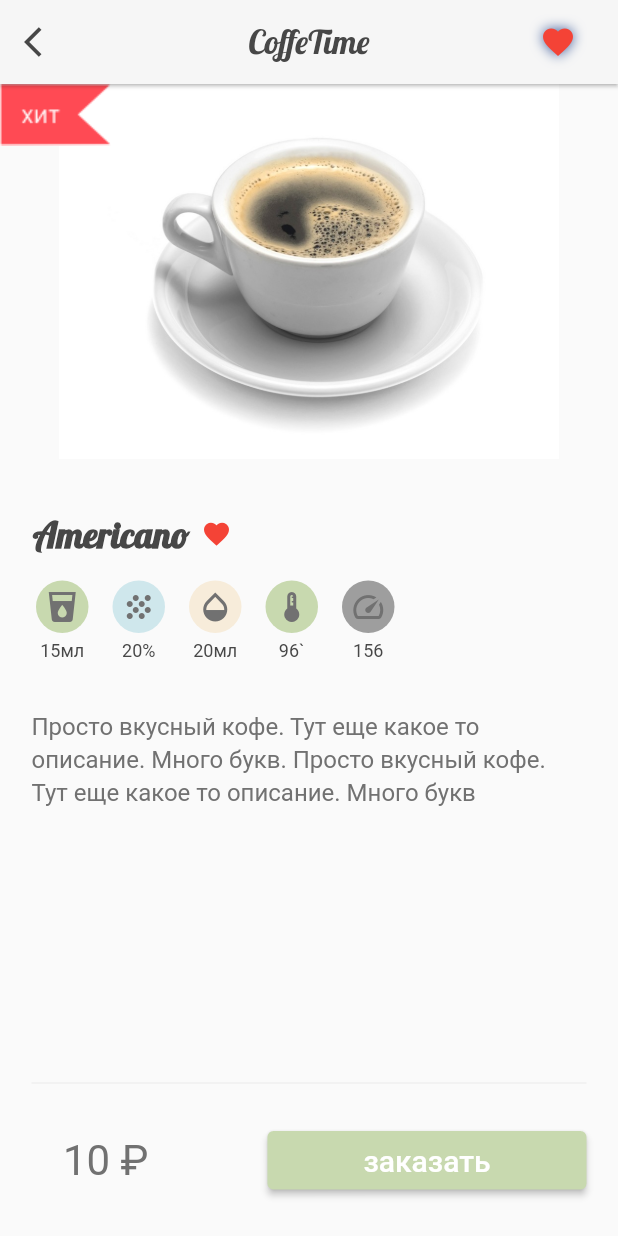
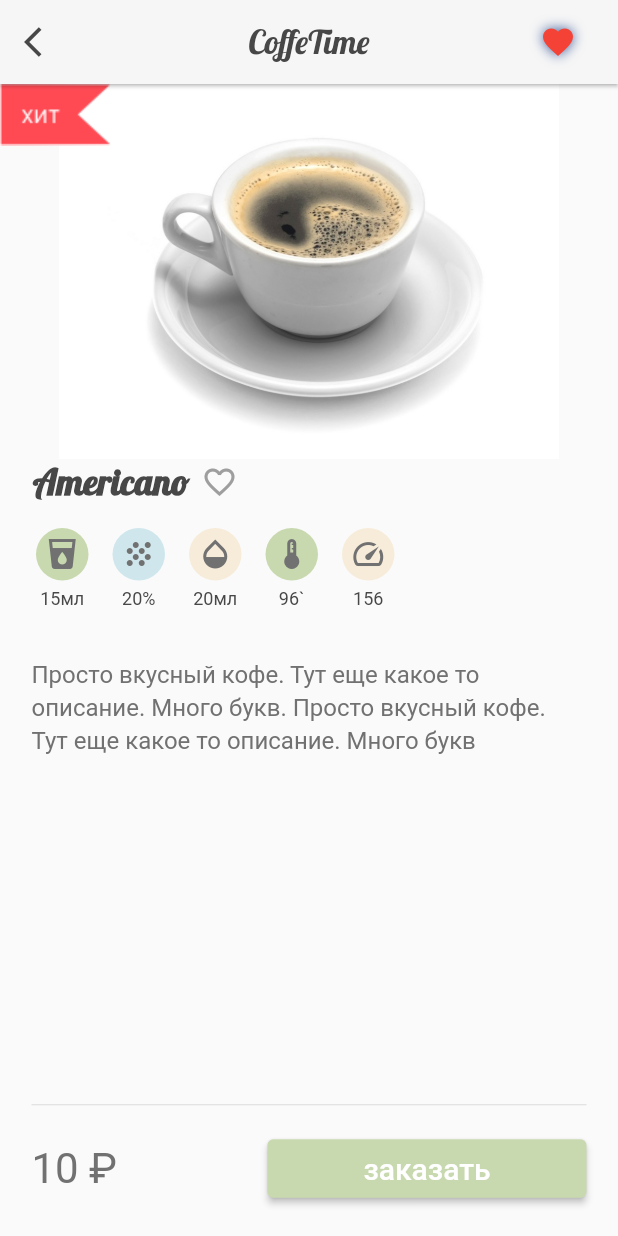
Before and after one commit to nicktrandasir/coffe-time-flutter, a Flutter app: the CafetariaDetail widget shown alone on an empty page, opened directly with sample values from the repository, after a tap on "Americano", on a phone screen of 412 x 824 dp. Run offline on Flutter 3.47's test engine with Material 2 defaults, Android fonts, the phone set to English and light mode, and no system bars; our stand-ins replace google_maps_flutter; Roboto replaces fonts that are missing (SF-UI-Text-Light.otf, SF-UI-Text-Regular.otf); project files that could hold a hidden picture were left out.

Commit message:
CF11 - Refactor drink composition

```diff
--- /dev/null
+++ b/lib/components/drinkComposition.dart
@@ -0,0 +1,45 @@
+import 'package:coffe_flutter/common/colors.dart';
+import 'package:flutter/material.dart';
+
+class DrinkComposition extends StatelessWidget {
+  final String volume;
+  final Icon icon;
+  final Color bg;
+
+  const DrinkComposition(
+      {Key? key, required this.volume, required this.icon, required this.bg})
+      : super(key: key);
+
+  @override
+  Widget build(BuildContext context) {
+    return Center(
+      child: Column(
+        children: [
+          Material(
+            shape: const CircleBorder(),
+            color: bg,
+            child: InkWell(
+              splashColor: Colors.transparent,
+              // Splash color
+              onTap: () {},
+              child: SizedBox(
+                width: 35,
+                height: 35,
+                child: icon,
+              ),
+            ),
+          ),
+          const Padding(padding: EdgeInsets.only(top: 5)),
+          Text(
+            volume,
+            style: const TextStyle(
+                fontSize: 12,
+                color: MyColors.darkGray,
+                fontWeight: FontWeight.normal,
+                fontFamily: 'SF-UI-Text-Light.otf'),
+          ),
+        ],
+      ),
+    );
+  }
+}
--- a/lib/components/switch.dart
+++ b/lib/components/switch.dart
@@ -9,14 +9,17 @@ class CustomSwitch extends StatefulWidget {
 }
 
 class _SwitchState extends State<CustomSwitch> {
-  bool light0 = true;
+  bool light0 = false;
   bool light1 = true;
 
   final MaterialStateProperty<Icon?> thumbIcon =
       MaterialStateProperty.resolveWith<Icon?>(
     (Set<MaterialState> states) {
       if (states.contains(MaterialState.selected)) {
-        return const Icon(Icons.favorite, color: MyColors.red,);
+        return const Icon(
+          Icons.favorite,
+          color: MyColors.red,
+        );
       }
       return const Icon(Icons.favorite_outline);
     },
@@ -30,10 +33,8 @@ class _SwitchState extends State<CustomSwitch> {
           thumbIcon: thumbIcon,
           activeColor: MyColors.white,
           activeTrackColor: MyColors.white,
-          //activeThumbImage: AssetImage('assets/icons/icon_swich_active.png'),
           inactiveTrackColor: MyColors.white,
-          value: light1,
-
+          value: light0,
           onChanged: (bool value) {
             setState(() {
               light0 = value;
--- a/lib/pages/cafetariaDetail.dart
+++ b/lib/pages/cafetariaDetail.dart
@@ -9,7 +9,7 @@ import 'package:flutter/material.dart';
 class CafetariaDetail extends StatelessWidget {
   final Cafetaria item;
 
-  CafetariaDetail({super.key, required this.item});
+  const CafetariaDetail({super.key, required this.item});
 
   @override
   Widget build(BuildContext context) {
--- a/lib/pages/drinkDetail.dart
+++ b/lib/pages/drinkDetail.dart
@@ -1,5 +1,6 @@
 import 'package:coffe_flutter/common/colors.dart';
 import 'package:coffe_flutter/common/mocks/drinks.dart';
+import 'package:coffe_flutter/components/drinkComposition.dart';
 import 'package:coffe_flutter/components/layouts/mainLayout.dart';
 import 'package:flutter/material.dart';
 
@@ -18,7 +19,7 @@ class DrinkDetailScreen extends StatelessWidget {
         mainAxisAlignment: MainAxisAlignment.spaceBetween,
         children: [
           Column(
-            crossAxisAlignment: CrossAxisAlignment.center,
+            mainAxisAlignment: MainAxisAlignment.spaceBetween,
             children: [
               Container(
                 height: 250,
@@ -32,11 +33,15 @@ class DrinkDetailScreen extends StatelessWidget {
                       left: 0,
                       child: Image(
                         image: AssetImage('assets/images/hit.png'),
-                        )),
+                      ),
+                    ),
                   ],
                 ),
               ),
-              const Padding(padding: EdgeInsets.only(bottom: 35)),
+              Column(
+                mainAxisAlignment: MainAxisAlignment.spaceBetween,
+                crossAxisAlignment: CrossAxisAlignment.center,
+                children: [
                   Row(
                     crossAxisAlignment: CrossAxisAlignment.center,
                     children: [
@@ -52,162 +57,59 @@ class DrinkDetailScreen extends StatelessWidget {
                       ),
                       const Padding(padding: EdgeInsets.only(left: 8)),
                       const Icon(
-                    Icons.favorite,
-                    color: MyColors.red,
-                    size: 20,
+                        Icons.favorite_border,
+                        color: MyColors.gray,
+                        size: 24,
                       )
                     ],
                   ),
                   const Padding(padding: EdgeInsets.only(bottom: 16)),
                   Column(
+                    mainAxisAlignment: MainAxisAlignment.spaceBetween,
                     children: [
                       Row(
                         children: [
-                      const Padding(padding: EdgeInsets.only(left: 24)),
-                      Column(
+                          const SizedBox(width: 24),
+                          Wrap(
+                            spacing: 16,
                             children: [
-                          Material(
-                            shape: const CircleBorder(),
-                            color: MyColors.greenLight,
-                            child: InkWell(
-                              splashColor: Colors.transparent, // Splash color
-                              onTap: () {},
-                              child: const SizedBox(
-                                  width: 35,
-                                  height: 35,
-                                  child: Icon(
+                              DrinkComposition(
+                                  volume: product.milkVolume,
+                                  icon: const Icon(
                                     Icons.local_drink,
                                     color: MyColors.lightGray,
-                                  )),
                                   ),
-                          ),
-                          const Padding(padding: EdgeInsets.only(top: 5)),
-                          Text(
-                            product.milkVolume,
-                            style: const TextStyle(
-                                fontSize: 12,
-                                color: MyColors.darkGray,
-                                fontWeight: FontWeight.normal,
-                                fontFamily: 'SF-UI-Text-Light.otf'),
-                          ),
-                        ],
-                      ),
-                      const Padding(padding: EdgeInsets.only(left: 16)),
-                      Column(
-                        children: [
-                          Material(
-                            shape: const CircleBorder(),
-                            color: MyColors.blueLight,
-                            child: InkWell(
-                              splashColor: Colors.transparent, // Splash color
-                              onTap: () {},
-                              child: const SizedBox(
-                                  width: 35,
-                                  height: 35,
-                                  child: Icon(
+                                  bg: MyColors.greenLight),
+                              DrinkComposition(
+                                  volume: product.coffeePercent,
+                                  icon: const Icon(
                                     Icons.grain,
                                     color: MyColors.lightGray,
-                                  )),
                                   ),
-                          ),
-                          const Padding(padding: EdgeInsets.only(top: 5)),
-                          Text(
-                            product.coffeePercent,
-                            style: const TextStyle(
-                                fontSize: 12,
-                                color: MyColors.darkGray,
-                                fontWeight: FontWeight.normal,
-                                fontFamily: 'SF-UI-Text-Light.otf'),
-                          ),
-                        ],
-                      ),
-                      const Padding(padding: EdgeInsets.only(left: 16)),
-                      Column(
-                        children: [
-                          Material(
-                            shape: const CircleBorder(),
-                            color: MyColors.yellowLight,
-                            child: InkWell(
-                              splashColor: Colors.transparent, // Splash color
-                              onTap: () {},
-                              child: const SizedBox(
-                                  width: 35,
-                                  height: 35,
-                                  child: Icon(
+                                  bg: MyColors.blueLight),
+                              DrinkComposition(
+                                  volume: product.volume,
+                                  icon: const Icon(
                                     Icons.opacity,
                                     color: MyColors.lightGray,
-                                  )),
                                   ),
-                          ),
-                          const Padding(padding: EdgeInsets.only(top: 5)),
-                          Text(
-                            product.volume,
-                            style: const TextStyle(
-                                fontSize: 12,
-                                color: MyColors.darkGray,
-                                fontWeight: FontWeight.normal,
-                                fontFamily: 'SF-UI-Text-Light.otf'),
-                          ),
-                        ],
-                      ),
-                      const Padding(padding: EdgeInsets.only(left: 16)),
-                      Column(
-                        children: [
-                          Material(
-                            shape: const CircleBorder(),
-                            color: MyColors.greenLight,
-                            child: InkWell(
-                              splashColor: Colors.transparent, // Splash color
-                              onTap: () {},
-                              child: const SizedBox(
-                                  width: 35,
-                                  height: 35,
-                                  child: Icon(
+                                  bg: MyColors.yellowLight),
+                              DrinkComposition(
+                                  volume: product.temperature,
+                                  icon: const Icon(
                                     Icons.device_thermostat,
                                     color: MyColors.lightGray,
-                                  )),
                                   ),
-                          ),
-                          const Padding(padding: EdgeInsets.only(top: 5)),
-                          Text(
-                            product.temperature,
-                            style: const TextStyle(
-                                fontSize: 12,
-                                color: MyColors.darkGray,
-                                fontWeight: FontWeight.normal,
-                                fontFamily: 'SF-UI-Text-Light.otf'),
-                          ),
-                        ],
-                      ),
-                      const Padding(padding: EdgeInsets.only(left: 16)),
-                      Column(
-                        children: [
-                          Material(
-                            shape: const CircleBorder(),
-                            color: MyColors.gray,
-                            child: InkWell(
-                              splashColor: Colors.transparent, // Splash color
-                              onTap: () {},
-                              child: const SizedBox(
-                                  width: 35,
-                                  height: 35,
-                                  child: Icon(
+                                  bg: MyColors.greenLight),
+                              DrinkComposition(
+                                  volume: product.energy,
+                                  icon: const Icon(
                                     Icons.speed,
                                     color: MyColors.lightGray,
-                                  )),
                                   ),
-                          ),
-                          const Padding(padding: EdgeInsets.only(top: 5)),
-                          Text(
-                            product.energy,
-                            style: const TextStyle(
-                                fontSize: 12,
-                                color: MyColors.darkGray,
-                                fontWeight: FontWeight.normal,
-                                fontFamily: 'SF-UI-Text-Light.otf'),
-                          ),
+                                  bg: MyColors.whiteMilk),
                             ],
-                      ),
+                          )
                         ],
                       ),
                       Padding(
@@ -222,36 +124,30 @@ class DrinkDetailScreen extends StatelessWidget {
                               height: 1.4),
                         ),
                       ),
-                  const Padding(padding: EdgeInsets.only(bottom: 24)),
                     ],
                   ),
                 ],
               ),
-          Column(
+            ],
+          ),
+          Padding(
+            padding: const EdgeInsets.symmetric(horizontal: 21, vertical: 21),
+            child: Column(
               children: [
                 const Padding(
-                padding: EdgeInsets.symmetric(horizontal: 21, vertical: 0),
-                child: Divider(
-                  height: 2,
-                  color: MyColors.whiteLightGray,
+                  padding: EdgeInsets.only(bottom: 18.0),
+                  child: Divider(height: 1),
                 ),
-              ),
-              Padding(
-                padding:
-                    const EdgeInsets.symmetric(horizontal: 21, vertical: 16),
-                child: Row(
+                Row(
                   mainAxisAlignment: MainAxisAlignment.spaceBetween,
+                  crossAxisAlignment: CrossAxisAlignment.center,
                   children: [
-                    Padding(
-                      padding: const EdgeInsets.symmetric(
-                          vertical: 18, horizontal: 21),
-                      child: Text(product.price,
+                    Text(product.price,
                         style: const TextStyle(
                             fontSize: 28,
                             fontWeight: FontWeight.normal,
-                              color:MyColors.lightGray,
+                            color: MyColors.lightGray,
                             fontFamily: 'SF-UI-Text-Regular.otf')),
-                    ),
                     ElevatedButton(
                       onPressed: () => {},
                       style: ElevatedButton.styleFrom(
@@ -266,9 +162,9 @@ class DrinkDetailScreen extends StatelessWidget {
                     )
                   ],
                 ),
+              ],
             ),
-            ],
-          )
+          ),
         ],
       ),
     );
--- a/pubspec.yaml
+++ b/pubspec.yaml
@@ -27,6 +27,7 @@ dependencies:
   cupertino_icons: ^1.0.2
   google_maps_flutter: ^2.1.1
   geolocator: ^9.0.0
+  shared_preferences: ^2.1.0
 
 dev_dependencies:
   flutter_test:
```
Also changed, not shown: pubspec.lock. Lines whose indentation alone changed are shown as unchanged.
